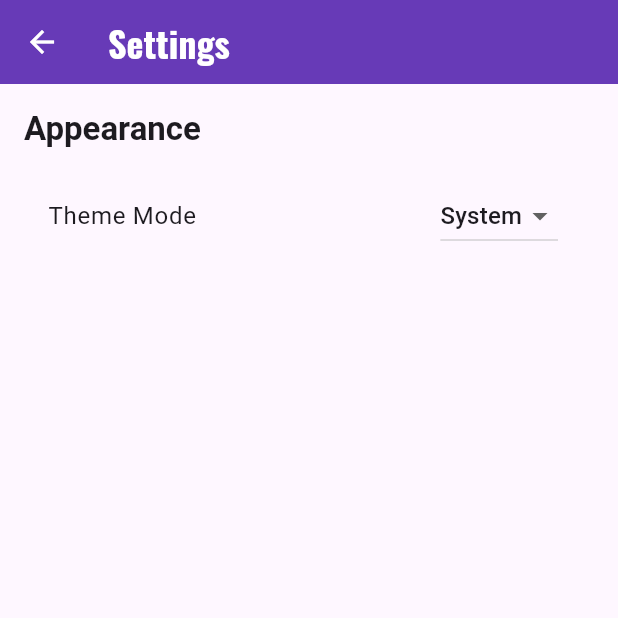
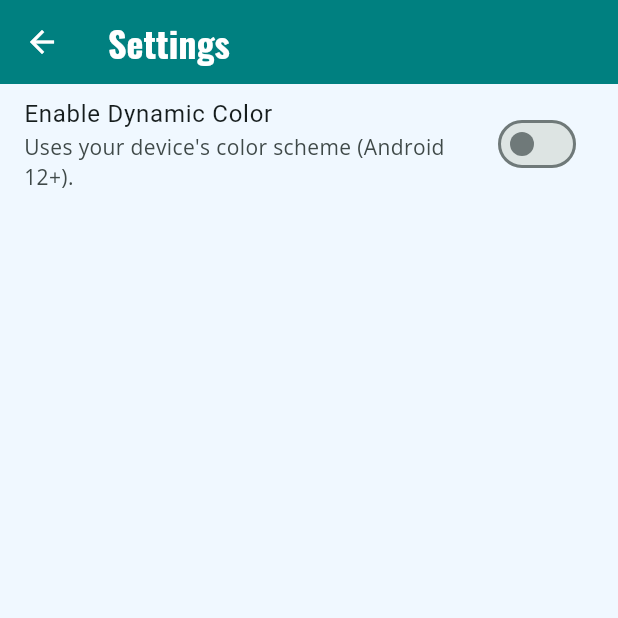
Before and after one commit to FaithTech-Initiative/Kyros, a Flutter app: the screen it shows once a user with an empty profile is signed in, in the side drawer, after a tap on "Setting", on a phone screen of 412 x 824 dp, the top half of it. Run offline on Flutter 3.47's test engine with Material 3 defaults, Android fonts, the phone set to English and light mode, and no system bars; drawn by our look-alikes of dynamic_color; our stand-ins replace carousel_slider, cloud_firestore, firebase_auth, firebase_core, firebase_storage, flutter_staggered_animations and 7 more; missing offline and left inert: firebase_app_check, flutter_quill, record; accounts and stored records are empty.

Commit message:
error free

```diff
--- a/lib/main.dart
+++ b/lib/main.dart
@@ -1,3 +1,5 @@
+
+import 'package:dynamic_color/dynamic_color.dart';
 import 'package:firebase_app_check/firebase_app_check.dart';
 import 'package:firebase_auth/firebase_auth.dart';
 import 'package:firebase_core/firebase_core.dart';
@@ -10,6 +12,7 @@ import 'package:kyros/collections_screen.dart';
 import 'package:kyros/highlight_service.dart';
 import 'package:kyros/home_screen.dart';
 import 'package:kyros/l10n/app_localizations.dart';
+import 'package:kyros/settings_screen.dart';
 import 'package:kyros/splash_screen.dart';
 import 'package:kyros/theme_provider.dart';
 import 'package:provider/provider.dart';
@@ -40,7 +43,11 @@ class KyrosApp extends StatelessWidget {
 
   @override
   Widget build(BuildContext context) {
-    const MaterialColor primarySeedColor = Colors.deepPurple;
+    // Define the custom color palette
+    const Color primaryColor = Color(0xFF008080); // Teal
+    const Color secondaryColor = Color(0xFFC8A2C8); // Lilac
+    const Color lightBackgroundColor = Color(0xFFF0F8FF); // Alice Blue
+    const Color darkBackgroundColor = Color(0xFF29465B); // Dark Slate Blue
 
     // Define a common TextTheme
     final TextTheme appTextTheme = TextTheme(
@@ -49,23 +56,29 @@ class KyrosApp extends StatelessWidget {
       bodyMedium: GoogleFonts.openSans(fontSize: 14),
     );
 
-    // Light Theme
+    // --- Static Light Theme ---
+    final ColorScheme lightColorScheme = ColorScheme.fromSeed(
+      seedColor: primaryColor,
+      brightness: Brightness.light,
+      secondary: secondaryColor,
+    ).copyWith(
+      surface: lightBackgroundColor, // Use surface for main background
+    );
+
     final ThemeData lightTheme = ThemeData(
       useMaterial3: true,
-      colorScheme: ColorScheme.fromSeed(
-        seedColor: primarySeedColor,
-        brightness: Brightness.light,
-      ),
+      colorScheme: lightColorScheme,
+      scaffoldBackgroundColor: lightBackgroundColor,
       textTheme: appTextTheme,
       appBarTheme: AppBarTheme(
-        backgroundColor: primarySeedColor,
+        backgroundColor: primaryColor,
         foregroundColor: Colors.white,
         titleTextStyle: GoogleFonts.oswald(fontSize: 24, fontWeight: FontWeight.bold),
       ),
       elevatedButtonTheme: ElevatedButtonThemeData(
         style: ElevatedButton.styleFrom(
           foregroundColor: Colors.white,
-          backgroundColor: primarySeedColor,
+          backgroundColor: primaryColor,
           shape: RoundedRectangleBorder(borderRadius: BorderRadius.circular(8)),
           padding: const EdgeInsets.symmetric(horizontal: 24, vertical: 12),
           textStyle: GoogleFonts.roboto(fontSize: 16, fontWeight: FontWeight.w500),
@@ -73,23 +86,29 @@ class KyrosApp extends StatelessWidget {
       ),
     );
 
-    // Dark Theme
+    // --- Static Dark Theme ---
+    final ColorScheme darkColorScheme = ColorScheme.fromSeed(
+      seedColor: primaryColor,
+      brightness: Brightness.dark,
+      secondary: secondaryColor,
+    ).copyWith(
+      surface: darkBackgroundColor,
+    );
+
     final ThemeData darkTheme = ThemeData(
       useMaterial3: true,
-      colorScheme: ColorScheme.fromSeed(
-        seedColor: primarySeedColor,
-        brightness: Brightness.dark,
-      ),
+      colorScheme: darkColorScheme,
+      scaffoldBackgroundColor: darkBackgroundColor,
       textTheme: appTextTheme,
       appBarTheme: AppBarTheme(
-        backgroundColor: Colors.grey[900],
+        backgroundColor: darkBackgroundColor,
         foregroundColor: Colors.white,
         titleTextStyle: GoogleFonts.oswald(fontSize: 24, fontWeight: FontWeight.bold),
       ),
       elevatedButtonTheme: ElevatedButtonThemeData(
         style: ElevatedButton.styleFrom(
-          foregroundColor: Colors.black,
-          backgroundColor: primarySeedColor.shade200,
+          foregroundColor: darkColorScheme.onPrimaryContainer,
+          backgroundColor: darkColorScheme.primaryContainer,
           shape: RoundedRectangleBorder(borderRadius: BorderRadius.circular(8)),
           padding: const EdgeInsets.symmetric(horizontal: 24, vertical: 12),
           textStyle: GoogleFonts.roboto(fontSize: 16, fontWeight: FontWeight.w500),
@@ -99,10 +118,28 @@ class KyrosApp extends StatelessWidget {
 
     return Consumer<ThemeProvider>(
       builder: (context, themeProvider, child) {
+        return DynamicColorBuilder(
+          builder: (lightDynamic, darkDynamic) {
+            ThemeData activeLightTheme = lightTheme;
+            ThemeData activeDarkTheme = darkTheme;
+
+            if (themeProvider.isDynamic && lightDynamic != null && darkDynamic != null) {
+              activeLightTheme = ThemeData(
+                useMaterial3: true,
+                colorScheme: lightDynamic,
+                textTheme: appTextTheme,
+              );
+              activeDarkTheme = ThemeData(
+                useMaterial3: true,
+                colorScheme: darkDynamic,
+                textTheme: appTextTheme,
+              );
+            }
+
             return MaterialApp(
               title: 'Kyros',
-          theme: lightTheme,
-          darkTheme: darkTheme,
+              theme: activeLightTheme,
+              darkTheme: activeDarkTheme,
               themeMode: themeProvider.themeMode,
               localizationsDelegates: const [
                 ...AppLocalizations.localizationsDelegates,
@@ -127,10 +164,13 @@ class KyrosApp extends StatelessWidget {
                     HomeScreen(userId: FirebaseAuth.instance.currentUser!.uid),
                 '/bible_lookup': (context) => const BibleLookupScreen(),
                 '/collections': (context) => const CollectionsScreen(),
+                '/settings': (context) => const SettingsScreen(),
               },
               debugShowCheckedModeBanner: false,
             );
           },
         );
+      },
+    );
   }
 }
--- a/lib/settings_screen.dart
+++ b/lib/settings_screen.dart
@@ -1,3 +1,4 @@
+
 import 'package:flutter/material.dart';
 import 'package:kyros/theme_provider.dart';
 import 'package:provider/provider.dart';
@@ -7,51 +8,26 @@ class SettingsScreen extends StatelessWidget {
 
   @override
   Widget build(BuildContext context) {
-    final themeProvider = Provider.of<ThemeProvider>(context);
-
     return Scaffold(
       appBar: AppBar(
         title: const Text('Settings'),
       ),
-      body: Padding(
-        padding: const EdgeInsets.all(16.0),
-        child: Column(
-          crossAxisAlignment: CrossAxisAlignment.start,
-          children: [
-            Text(
-              'Appearance',
-              style: Theme.of(context).textTheme.titleLarge?.copyWith(
-                    fontWeight: FontWeight.bold,
-                  ),
-            ),
-            const SizedBox(height: 16),
-            ListTile(
-              title: const Text('Theme Mode'),
-              trailing: DropdownButton<ThemeMode>(
-                value: themeProvider.themeMode,
-                items: const [
-                  DropdownMenuItem(
-                    value: ThemeMode.system,
-                    child: Text('System'),
-                  ),
-                  DropdownMenuItem(
-                    value: ThemeMode.light,
-                    child: Text('Light'),
-                  ),
-                  DropdownMenuItem(
-                    value: ThemeMode.dark,
-                    child: Text('Dark'),
-                  ),
-                ],
-                onChanged: (ThemeMode? newMode) {
-                  if (newMode != null) {
-                    themeProvider.setThemeMode(newMode);
-                  }
+      body: ListView(
+        children: <Widget>[
+          Consumer<ThemeProvider>(
+            builder: (context, themeProvider, child) {
+              return SwitchListTile(
+                title: const Text('Enable Dynamic Color'),
+                subtitle: const Text(
+                    'Uses your device\'s color scheme (Android 12+).'),
+                value: themeProvider.isDynamic,
+                onChanged: (bool value) {
+                  themeProvider.toggleDynamicColor();
                 },
-              ),
-            ),
-          ],
-        ),
+              );
+            },
+          ),
+        ],
       ),
     );
   }
--- a/lib/theme_provider.dart
+++ b/lib/theme_provider.dart
@@ -2,11 +2,19 @@ import 'package:flutter/material.dart';
 
 class ThemeProvider with ChangeNotifier {
   ThemeMode _themeMode = ThemeMode.system;
+  bool _isDynamic = false; // Add this line
 
   ThemeMode get themeMode => _themeMode;
+  bool get isDynamic => _isDynamic; // And this getter
 
   void setThemeMode(ThemeMode mode) {
     _themeMode = mode;
+    notifyListeners();
+  }
+
+  // Method to toggle the dynamic color setting
+  void toggleDynamicColor() {
+    _isDynamic = !_isDynamic;
     notifyListeners();
   }
 
--- a/pubspec.yaml
+++ b/pubspec.yaml
@@ -38,6 +38,7 @@ dependencies:
   glassmorphism: ^3.0.0
   record: ^6.1.1
   just_audio: ^0.10.5
+  dynamic_color: ^1.8.1
 
 dev_dependencies:
   flutter_test:
```
Also changed, not shown: pubspec.lock, 6 other files. Lines whose indentation alone changed are shown as unchanged.
